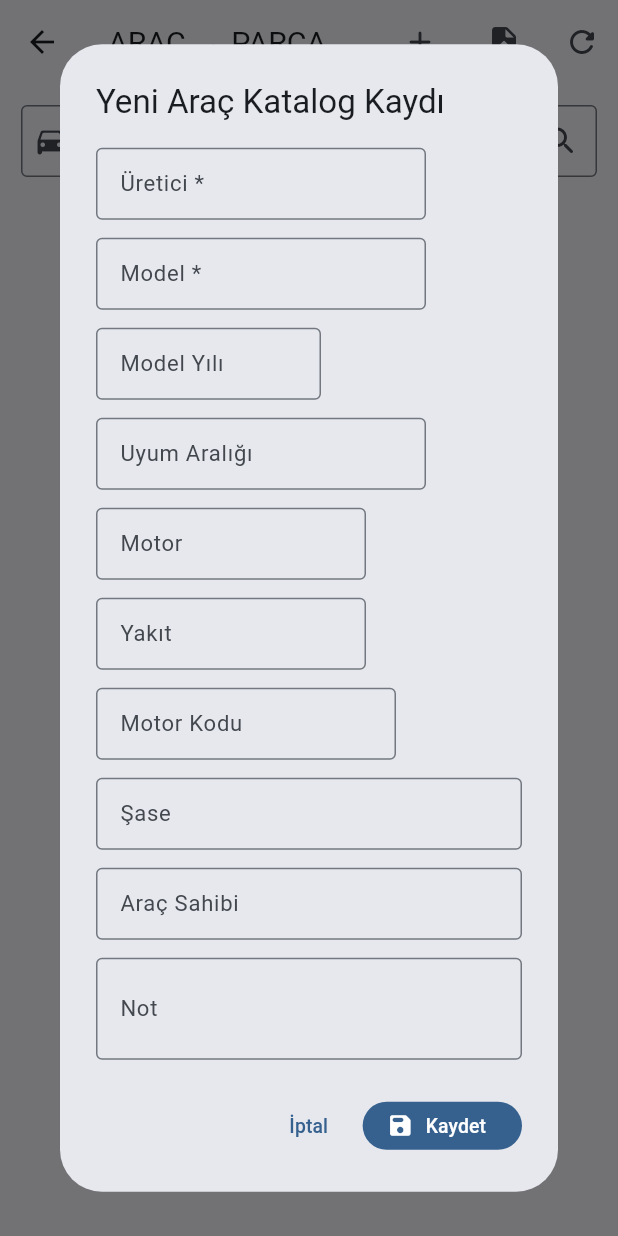
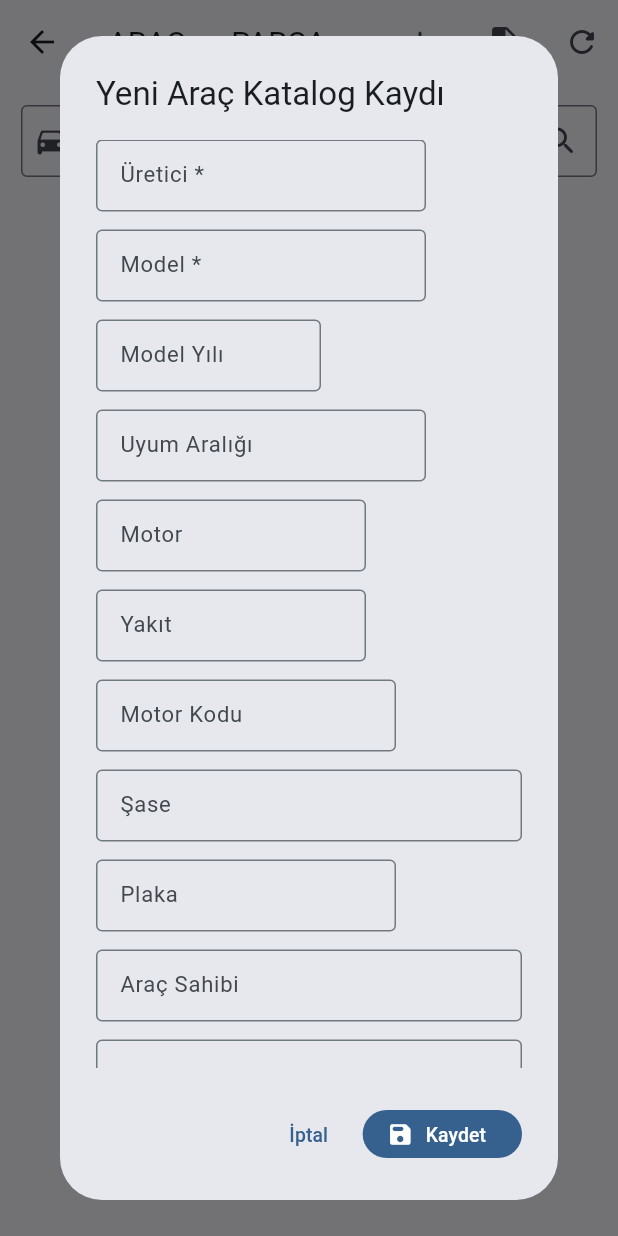
Before and after one commit to unalsari1907-coder/pro-erp-unal, a Flutter app: the AracParcaKatalogSayfasi screen opened directly, after a tap on the "add" icon, on a phone screen of 412 x 824 dp. Run offline on Flutter 3.47's test engine with Material 3 defaults, Android fonts, the phone set to English and light mode, and no system bars; our stand-ins replace csv, file_picker, fl_chart, image_picker, pdf, printing and 1 more; missing offline and left inert: dart:html, excel, postgrest; accounts and stored records are empty.

Commit message:
Araç kataloğuna plaka alanı ve plaka araması ekle

```diff
--- a/lib/screens/arac_parca_katalog_sayfasi.dart
+++ b/lib/screens/arac_parca_katalog_sayfasi.dart
@@ -253,6 +253,7 @@ class _AracParcaKatalogSayfasiState extends State<AracParcaKatalogSayfasi> {
     final yakit = TextEditingController();
     final motorKodu = TextEditingController();
     final sase = TextEditingController();
+    final plaka = TextEditingController();
     final notlar = TextEditingController();
     final sahip = TextEditingController();
     final kaydet = await showDialog<bool>(
@@ -353,6 +354,18 @@ class _AracParcaKatalogSayfasiState extends State<AracParcaKatalogSayfasi> {
                   ),
                 ),
                 SizedBox(
+                  width: 200,
+                  child: TextField(
+                    controller: plaka,
+                    textCapitalization: TextCapitalization.characters,
+                    decoration: const InputDecoration(
+                      labelText: 'Plaka',
+                      hintText: '58 ABC 123',
+                      border: OutlineInputBorder(),
+                    ),
+                  ),
+                ),
+                SizedBox(
                   width: 310,
                   child: TextField(
                     controller: sahip,
@@ -400,6 +413,7 @@ class _AracParcaKatalogSayfasiState extends State<AracParcaKatalogSayfasi> {
         yakit,
         motorKodu,
         sase,
+        plaka,
         notlar,
         sahip,
       ])
@@ -417,6 +431,7 @@ class _AracParcaKatalogSayfasiState extends State<AracParcaKatalogSayfasi> {
         yakit,
         motorKodu,
         sase,
+        plaka,
         notlar,
         sahip,
       ])
@@ -446,6 +461,7 @@ class _AracParcaKatalogSayfasiState extends State<AracParcaKatalogSayfasi> {
         yakit: yakit.text,
         motorKodu: motorKodu.text,
         sase: sase.text,
+        plaka: plaka.text,
         notlar: notlar.text,
         aracSahibi: sahip.text,
       );
@@ -474,6 +490,7 @@ class _AracParcaKatalogSayfasiState extends State<AracParcaKatalogSayfasi> {
         yakit,
         motorKodu,
         sase,
+        plaka,
         notlar,
         sahip,
       ])
@@ -493,6 +510,7 @@ class _AracParcaKatalogSayfasiState extends State<AracParcaKatalogSayfasi> {
     final yakit = TextEditingController(text: _s(arac['yakit']));
     final motorKodu = TextEditingController(text: _s(arac['motor_kodu']));
     final sase = TextEditingController(text: _s(arac['sase']));
+    final plaka = TextEditingController(text: _s(arac['plaka']));
     final notlar = TextEditingController(text: _s(arac['notlar']));
     final sahip = TextEditingController(text: _s(arac['arac_sahibi']));
     final controllers = <TextEditingController>[
@@ -504,6 +522,7 @@ class _AracParcaKatalogSayfasiState extends State<AracParcaKatalogSayfasi> {
       yakit,
       motorKodu,
       sase,
+      plaka,
       notlar,
       sahip,
     ];
@@ -615,6 +634,18 @@ class _AracParcaKatalogSayfasiState extends State<AracParcaKatalogSayfasi> {
                         labelText: 'Şase',
                         border: OutlineInputBorder(),
                         suffixIcon: Icon(Icons.copy_rounded),
+                      ),
+                    ),
+                  ),
+                  SizedBox(
+                    width: mobil ? genisAlan : 220,
+                    child: TextField(
+                      controller: plaka,
+                      textCapitalization: TextCapitalization.characters,
+                      decoration: const InputDecoration(
+                        labelText: 'Plaka',
+                        hintText: '58 ABC 123',
+                        border: OutlineInputBorder(),
                       ),
                     ),
                   ),
@@ -1817,7 +1848,7 @@ class _AracParcaKatalogSayfasiState extends State<AracParcaKatalogSayfasi> {
               decoration: InputDecoration(
                 border: const OutlineInputBorder(),
                 prefixIcon: const Icon(Icons.directions_car_rounded),
-                hintText: 'Google tarzı ara: 2005 DOBLO 1.3 DIZEL, AVF PASSAT 2005 veya şase...',
+                hintText: 'Google tarzı ara: model, motor, şase veya plaka (58 ABC 123)...',
                 suffixIcon: _q.text.isEmpty
                     ? IconButton(
                         onPressed: _ara,
@@ -2006,7 +2037,7 @@ class _AracParcaKatalogSayfasiState extends State<AracParcaKatalogSayfasi> {
               'Model Yılı: ${_s(arac['yil']).isNotEmpty ? _s(arac['yil']) : '-'} • '
               'Uyum Aralığı: ${_s(arac['yillar']).isNotEmpty ? _s(arac['yillar']) : (_s(arac['yil']).isNotEmpty ? _s(arac['yil']) : '-')} • '
               '${_s(arac['motor'])} ${_s(arac['yakit'])}\n'
-              'Motor: ${_s(arac['motor_kodu'])} • Şase: ${_s(arac['sase'])}',
+              'Motor: ${_s(arac['motor_kodu'])} • Plaka: ${_s(arac['plaka']).isEmpty ? '-' : _s(arac['plaka'])} • Şase: ${_s(arac['sase'])}',
             ),
             isThreeLine: true,
             trailing: Row(
@@ -2381,6 +2412,7 @@ class _AracParcaKatalogSayfasiState extends State<AracParcaKatalogSayfasi> {
                   '${_s(arac['motor'])} ${_s(arac['motor_kodu'])}',
                 ),
                 _bilgi('Yakıt', _s(arac['yakit'])),
+                _kopyalanabilirBilgi('Plaka', _s(arac['plaka']), 'Plaka'),
                 _kopyalanabilirBilgi('Şase', _s(arac['sase']), 'Şase'),
                 if (_s(arac['arac_sahibi']).isNotEmpty)
                   _bilgi('Araç Sahibi', _s(arac['arac_sahibi'])),
--- a/lib/services/arac_katalog_service.dart
+++ b/lib/services/arac_katalog_service.dart
@@ -108,6 +108,15 @@ class AracKatalogService {
     x = x.replaceAll(RegExp(r'[^A-Z0-9]+'), '_');
     return x.replaceAll(RegExp(r'_+'), '_').replaceAll(RegExp(r'^_|_$'), '');
   }
+
+  static String _plakaNormalize(String value) {
+    final temiz = value.trim().toUpperCase();
+    if (temiz.isEmpty) return '';
+    return temiz.replaceAll(RegExp(r'\s+'), ' ');
+  }
+
+  static String _plakaKompakt(dynamic value) =>
+      _norm(_cell(value)).replaceAll('_', '');
 
   static bool _aractanSilinmis(Map<String, dynamic> row) {
     return _cell(row['nitelik']).toUpperCase() == 'SILINDI';
@@ -368,6 +377,7 @@ class AracKatalogService {
     String yakit = '',
     String motorKodu = '',
     String sase = '',
+    String plaka = '',
     String notlar = '',
     String aracSahibi = '',
   }) async {
@@ -392,6 +402,7 @@ class AracKatalogService {
           'yakit': yakit.trim().toUpperCase(),
           'motor_kodu': motorKodu.trim().toUpperCase(),
           'sase': sase.trim().toUpperCase(),
+          'plaka': _plakaNormalize(plaka),
           'notlar': notlar.trim(),
           'arac_sahibi': aracSahibi.trim(),
           'updated_at': DateTime.now().toIso8601String(),
@@ -430,6 +441,7 @@ class AracKatalogService {
     String yakit = '',
     String motorKodu = '',
     String sase = '',
+    String plaka = '',
     String notlar = '',
     String aracSahibi = '',
   }) async {
@@ -454,6 +466,7 @@ class AracKatalogService {
           'yakit': yakit.trim().toUpperCase(),
           'motor_kodu': motorKodu.trim().toUpperCase(),
           'sase': sase.trim().toUpperCase(),
+          'plaka': _plakaNormalize(plaka),
           'notlar': notlar.trim(),
           'arac_sahibi': aracSahibi.trim(),
           'updated_at': DateTime.now().toIso8601String(),
@@ -581,7 +594,7 @@ class AracKatalogService {
     if (temiz.isEmpty) return null;
     var sorgu = _db
         .from('erp_arac_katalog_araclar')
-        .select('arac_id,uretici,model,yil,yillar,motor,motor_kodu,sase')
+        .select('arac_id,uretici,model,yil,yillar,motor,motor_kodu,sase,plaka')
         .eq('sase', temiz);
     final data = await sorgu.limit(10);
     for (final raw in (data as List)) {
@@ -742,6 +755,7 @@ class AracKatalogService {
         'YAKIT': getVal(row, 'YAKIT'),
         'MOTOR_KODU': getVal(row, 'MOTOR_KODU'),
         'SASE': getVal(row, 'SASE'),
+        'PLAKA': getVal(row, 'PLAKA'),
         'NOT': getVal(row, 'NOT'),
         'ARAC_SAHIBI': getVal(row, 'ARAC_SAHIBI'),
       };
@@ -763,6 +777,7 @@ class AracKatalogService {
             'yakit': rec['YAKIT'],
             'motor_kodu': rec['MOTOR_KODU'],
             'sase': rec['SASE'],
+            'plaka': _plakaNormalize(rec['PLAKA'] ?? ''),
             'notlar': rec['NOT'],
             'arac_sahibi': rec['ARAC_SAHIBI'],
             'updated_at': DateTime.now().toIso8601String(),
@@ -902,6 +917,7 @@ class AracKatalogService {
     int? yil,
   ) {
     final sase = _norm(_cell(x['sase']));
+    final plaka = _plakaKompakt(x['plaka']);
     final motorKodu = _norm(_cell(x['motor_kodu']));
     final model = _norm(_cell(x['model']));
     final uretici = _norm(_cell(x['uretici']));
@@ -909,6 +925,8 @@ class AracKatalogService {
     final yakit = _norm(_cell(x['yakit']));
     int puan = 0;
     for (final k in kelimeler) {
+      final kompaktK = k.replaceAll('_', '');
+      if (plaka.isNotEmpty && plaka == kompaktK) puan += 1200;
       if (sase == k) puan += 1000;
       if (motorKodu == k) puan += 700;
       if (model == k) puan += 500;
@@ -982,6 +1000,8 @@ class AracKatalogService {
           x['yakit'],
           x['motor_kodu'],
           x['sase'],
+          x['plaka'],
+          _plakaKompakt(x['plaka']),
           x['notlar'],
           x['arac_sahibi'],
         ].join(' '),
```
Also changed, not shown: 1 other file.
